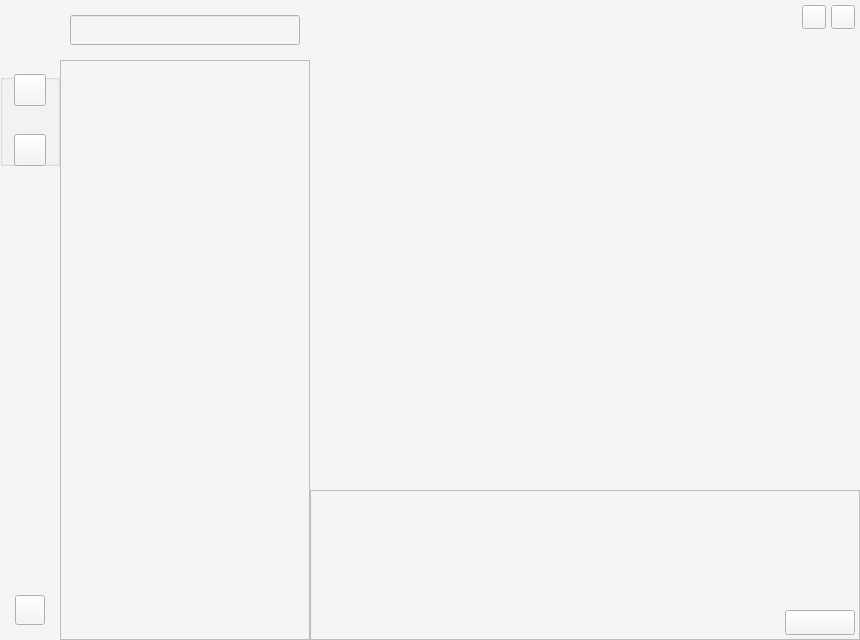
Before: the Qt Designer form code/client/module/home/view/ui/view_home_widget.ui in 13810671993/zhi_shang, drawn with Qt 5.
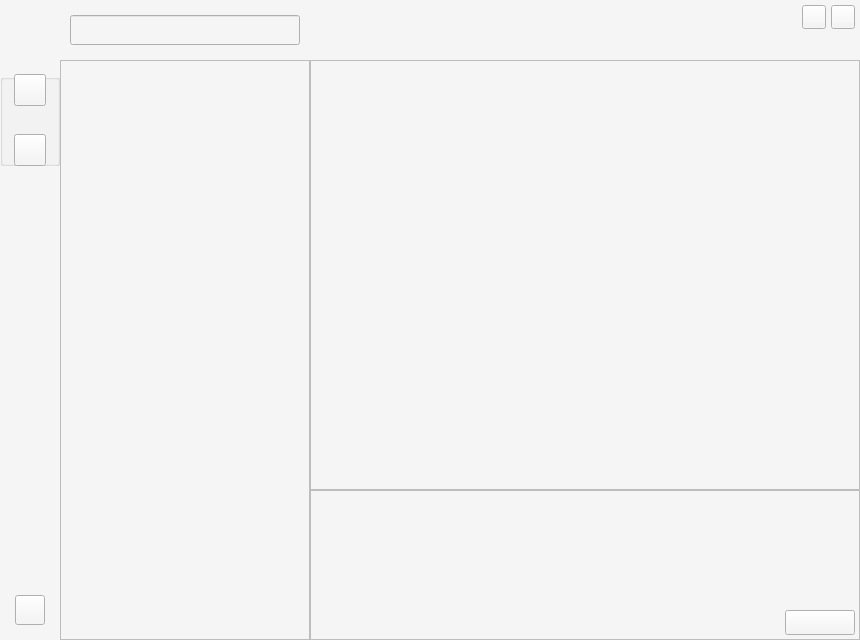
After: the same form once the commit is applied.

The edit to the form file:
```diff
--- a/code/client/module/home/view/ui/view_home_widget.ui
+++ b/code/client/module/home/view/ui/view_home_widget.ui
@@ -72,6 +72,40 @@
       <string/>
      </property>
     </widget>
+    <widget class="QFrame" name="CFrmBackground">
+     <property name="geometry">
+      <rect>
+       <x>250</x>
+       <y>0</y>
+       <width>550</width>
+       <height>430</height>
+      </rect>
+     </property>
+     <property name="sizePolicy">
+      <sizepolicy hsizetype="Fixed" vsizetype="Fixed">
+       <horstretch>0</horstretch>
+       <verstretch>0</verstretch>
+      </sizepolicy>
+     </property>
+     <property name="minimumSize">
+      <size>
+       <width>550</width>
+       <height>430</height>
+      </size>
+     </property>
+     <property name="maximumSize">
+      <size>
+       <width>550</width>
+       <height>430</height>
+      </size>
+     </property>
+     <property name="frameShape">
+      <enum>QFrame::StyledPanel</enum>
+     </property>
+     <property name="frameShadow">
+      <enum>QFrame::Raised</enum>
+     </property>
+    </widget>
    </widget>
    <widget class="QWidget" name="CMailListPage">
     <widget class="QListWidget" name="CListMail">
```
Left out of the diff: 45 changed lines with no effect on the pictures.
